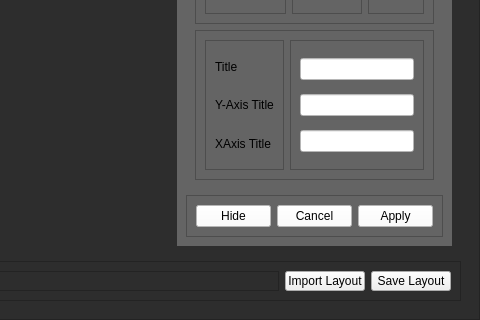
Above: TelemetryViewer/ui_main.ui from UBCO-Motorsports/WirelessTelemetryCapstone before the change; both pictures show x 533 to 1013 and y 444 to 764 of the 1013 by 764 pixel window. Below: the same form after it.
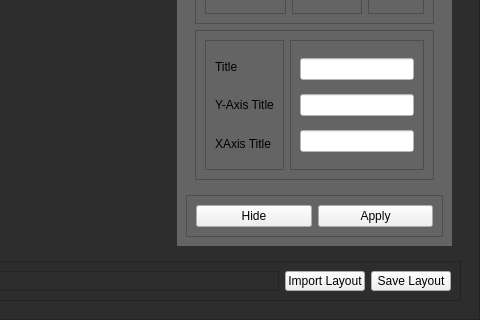
That is the form after the change. The open tabs and pages were chosen to show the change. Icons and pictures are not drawn.

Commit message: Remove refresh button and set better colors

The edit to the form file:
```diff
--- a/TelemetryViewer/ui_main.ui
+++ b/TelemetryViewer/ui_main.ui
@@ -1741,27 +1741,33 @@
                        <item>
                         <widget class="QPushButton" name="hideConfig_btn">
                          <property name="styleSheet">
-                          <string notr="true">background-color: rgb(255, 255, 255);</string>
+                          <string notr="true">QPushButton {
+	color: rgb(0, 0, 0);
+	border-color: rgb(240, 240, 240);
+	background-color: rgb(240, 240, 240);
+
+}
+QPushButton:hover {
+	background-color: rgb(85, 170, 255);
+}</string>
                          </property>
                          <property name="text">
                           <string>Hide</string>
                          </property>
                         </widget>
                        </item>
-                       <item>
-                        <widget class="QPushButton" name="cancelConfig_btn">
-                         <property name="styleSheet">
-                          <string notr="true">background-color: rgb(255, 255, 255);</string>
-                         </property>
-                         <property name="text">
-                          <string>Cancel</string>
-                         </property>
-                        </widget>
-                       </item>
                        <item>
                         <widget class="QPushButton" name="applyconfig_btn">
                          <property name="styleSheet">
-                          <string notr="true">background-color: rgb(255, 255, 255);</string>
+                          <string notr="true">QPushButton {
+	color: rgb(0, 0, 0);
+	border-color: rgb(240, 240, 240);
+	background-color: rgb(240, 240, 240);
+
+}
+QPushButton:hover {
+	background-color: rgb(85, 170, 255);
+}</string>
                          </property>
                          <property name="text">
                           <string>Apply</string>
```
Left out of the diff: 70 changed lines with no effect on the pictures. The commit also changes 2 other files.
